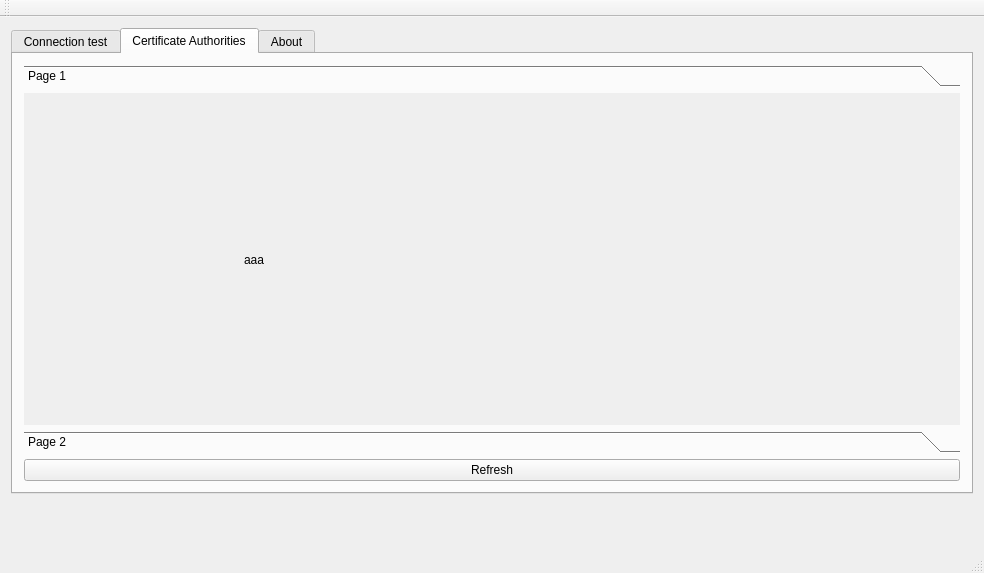
Before: the Qt Designer form mainwindow.ui in LoginPeople/Dr-SSL, drawn with Qt 5.
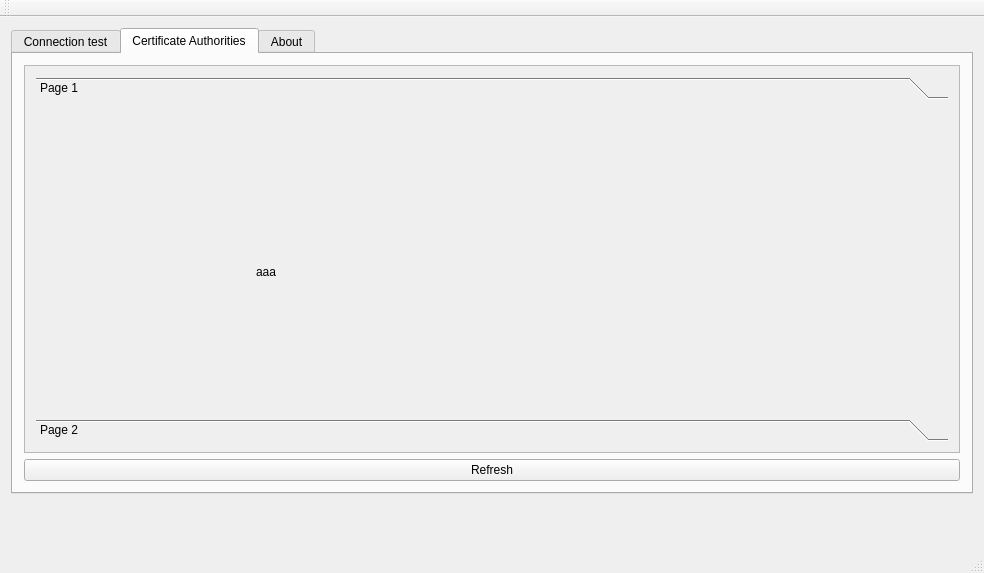
After: the same form once the commit is applied. Icons and pictures are not drawn.

Commit message: add a scrollbar around the toolbox (too many certificates)

The edit to the form file:
```diff
--- a/mainwindow.ui
+++ b/mainwindow.ui
@@ -29,8 +29,8 @@
      <verstretch>0</verstretch>
     </sizepolicy>
    </property>
-   <layout class="QGridLayout" name="gridLayout">
-    <item row="0" column="0">
+   <layout class="QVBoxLayout" name="verticalLayout">
+    <item>
      <widget class="QTabWidget" name="tabWidget">
       <property name="sizePolicy">
        <sizepolicy hsizetype="Preferred" vsizetype="Preferred">
@@ -120,6 +120,21 @@
            <enum>QLayout::SetNoConstraint</enum>
           </property>
           <item>
+           <widget class="QScrollArea" name="scrollArea">
+            <property name="widgetResizable">
+             <bool>true</bool>
+            </property>
+            <widget class="QWidget" name="scrollAreaWidgetContents">
+             <property name="geometry">
+              <rect>
+               <x>0</x>
+               <y>0</y>
+               <width>938</width>
+               <height>379</height>
+              </rect>
+             </property>
+             <layout class="QVBoxLayout" name="verticalLayout_5">
+              <item>
            <widget class="QToolBox" name="toolBox">
             <property name="currentIndex">
              <number>0</number>
@@ -129,8 +144,8 @@
               <rect>
                <x>0</x>
                <y>0</y>
-               <width>940</width>
-               <height>327</height>
+                   <width>920</width>
+                   <height>307</height>
               </rect>
              </property>
              <attribute name="label">
@@ -178,6 +193,10 @@
             </widget>
            </widget>
           </item>
+             </layout>
+            </widget>
+           </widget>
+          </item>
           <item>
            <widget class="QPushButton" name="refreshButton">
             <property name="text">
@@ -240,7 +259,7 @@
       </widget>
      </widget>
     </item>
-    <item row="1" column="0">
+    <item>
      <widget class="QLabel" name="errorbox">
       <property name="sizePolicy">
        <sizepolicy hsizetype="Preferred" vsizetype="Fixed">
```
Lines whose indentation alone changed are shown as unchanged.
